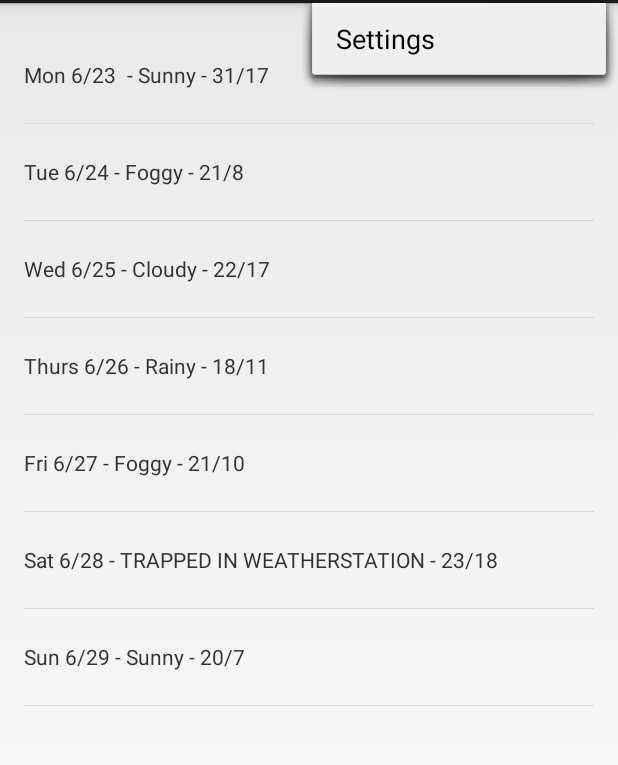
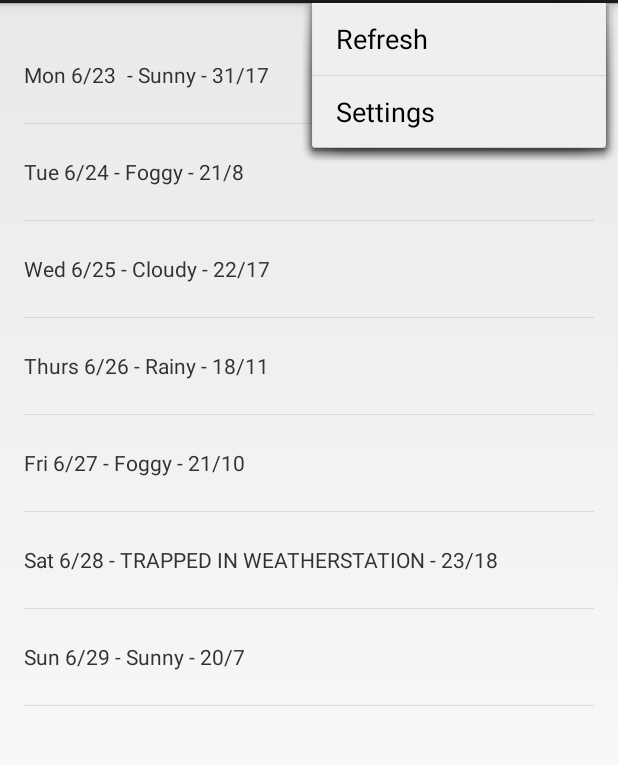
Before and after one commit to corylstewart/PrivLocApp, an Android app: the screen it shows after launch (MyActivity), with the options menu open, on a phone screen of 412 x 824 dp, the part 69-834 px from its top. Run offline under Robolectric (Android 15) with nearby library versions, the phone set to English and light mode, and no system bars.

```diff
--- a/app/src/main/AndroidManifest.xml
+++ b/app/src/main/AndroidManifest.xml
@@ -1,6 +1,10 @@
 <?xml version="1.0" encoding="utf-8"?>
 <manifest xmlns:android="http://schemas.android.com/apk/res/android"
     package="com.example.cory1.privlocapp" >
+
+    <uses-permission android:name="android.permission.INTERNET"></uses-permission>
+    <uses-permission android:name="android.permission.ACCESS_COARSE_LOCATION"></uses-permission>
+    <uses-permission android:name="android.permission.ACCESS_FINE_LOCATION"></uses-permission>
 
     <application
         android:allowBackup="true"
--- a/app/src/main/java/com/example/cory1/privlocapp/ForecastFragment.java
+++ b/app/src/main/java/com/example/cory1/privlocapp/ForecastFragment.java
@@ -20,6 +20,9 @@ import android.os.AsyncTask;
 import android.os.Bundle;
 import android.util.Log;
 import android.view.LayoutInflater;
+import android.view.Menu;
+import android.view.MenuInflater;
+import android.view.MenuItem;
 import android.view.View;
 import android.view.ViewGroup;
 import android.widget.ArrayAdapter;
@@ -35,19 +38,38 @@ import java.util.ArrayList;
 import java.util.Arrays;
 import java.util.List;
 
-/**
- * Encapsulates fetching the forecast and displaying it as a {@link ListView} layout.
- */
+
 public class ForecastFragment extends Fragment {
 
     public ForecastFragment() {
     }
 
     @Override
+    public void onCreate(Bundle savedInstanceState) {
+        super.onCreate(savedInstanceState);
+        setHasOptionsMenu(true);
+    }
+
+    @Override
+    public void onCreateOptionsMenu(Menu menu, MenuInflater inflater) {
+        inflater.inflate(R.menu.forecastfragment, menu);
+    }
+
+    @Override
+    public boolean onOptionsItemSelected(MenuItem item) {
+        int id = item.getItemId();
+        if (id == R.id.action_refresh) {
+            FetchWeatherTask weatherTask = new FetchWeatherTask();
+            weatherTask.execute();
+            return true;
+        }
+        return super.onOptionsItemSelected(item);
+    }
+
+    @Override
     public View onCreateView(LayoutInflater inflater, ViewGroup container,
                              Bundle savedInstanceState) {
 
-        // Create some dummy data for the ListView.  Here's a sample weekly forecast
         String[] data = {
                 "Mon 6/23 - Sunny - 31/17",
                 "Tue 6/24 - Foggy - 21/8",
@@ -59,9 +81,6 @@ public class ForecastFragment extends Fragment {
         };
         List<String> weekForecast = new ArrayList<String>(Arrays.asList(data));
 
-        // Now that we have some dummy forecast data, create an ArrayAdapter.
-        // The ArrayAdapter will take data from a source (like our dummy forecast) and
-        // use it to populate the ListView it's attached to.
         ArrayAdapter<String> forecastAdapter =
                 new ArrayAdapter<String>(
                         getActivity(), // The current context (this activity)
@@ -96,8 +115,8 @@ public class ForecastFragment extends Fragment {
                 // Construct the URL for the OpenWeatherMap query
                 // Possible parameters are avaiable at OWM's forecast API page, at
                 // http://openweathermap.org/API#forecast
-                URL url = new URL("http://api.openweathermap.org/data/2.5/forecast/daily?q=94043&mode=json&units=metric&cnt=7");
-
+                //URL url = new URL("http://api.openweathermap.org/data/2.5/forecast/daily?q=94043&mode=json&units=metric&cnt=7");
+                URL url = new URL("https://newprivlocdemo.appspot.com/within_location?lat=37.4528876614&lng=-122.181977257");
                 // Create the request to OpenWeatherMap, and open the connection
                 urlConnection = (HttpURLConnection) url.openConnection();
                 urlConnection.setRequestMethod("GET");
@@ -125,6 +144,7 @@ public class ForecastFragment extends Fragment {
                     return null;
                 }
                 forecastJsonStr = buffer.toString();
+                Log.v(LOG_TAG, "Location: " + forecastJsonStr);
             } catch (IOException e) {
                 Log.e(LOG_TAG, "Error ", e);
                 // If the code didn't successfully get the weather data, there's no point in attemping
--- /dev/null
+++ b/app/src/main/res/menu/forecastfragment.xml
@@ -0,0 +1,9 @@
+<?xml version="1.0" encoding="utf-8"?>
+
+<menu xmlns:android="http://schemas.android.com/apk/res/android"
+    xmlns:app="http://schemas.android.com/apk/res/android">
+    <item android:id="@+id/action_refresh"
+        android:title="@string/action_refresh"
+        app:showAsAction="never" />
+
+</menu>
--- a/app/src/main/res/values/strings.xml
+++ b/app/src/main/res/values/strings.xml
@@ -4,5 +4,6 @@
     <string name="app_name">PrivLocApp</string>
     <string name="hello_world">Hello world!</string>
     <string name="action_settings">Settings</string>
+    <string name="action_refresh">Refresh</string>
 
 </resources>
```
